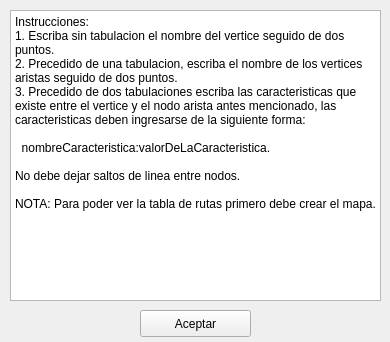
Above: Proyecto/InstructionsWindow.ui from LKezHn/AED-PROJECT-GRAPHS before the change. Below: the same form after it.
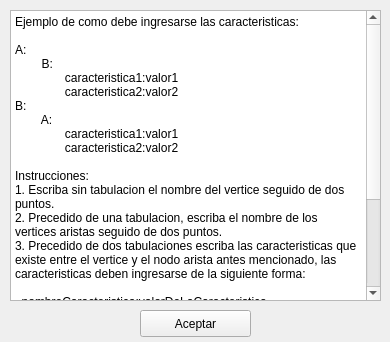
That is the form after the change.

Patch:
```diff
--- a/Proyecto/InstructionsWindow.ui
+++ b/Proyecto/InstructionsWindow.ui
@@ -27,14 +27,27 @@
      <bool>true</bool>
     </property>
     <property name="plainText">
-     <string>Instrucciones:
+     <string>Ejemplo de como debe ingresarse las caracteristicas:
+
+A:
+        B:
+               caracteristica1:valor1
+               caracteristica2:valor2
+B:
+        A:
+               caracteristica1:valor1
+               caracteristica2:valor2
+
+Instrucciones:
 1. Escriba sin tabulacion el nombre del vertice seguido de dos puntos.
 2. Precedido de una tabulacion, escriba el nombre de los vertices aristas seguido de dos puntos.
 3. Precedido de dos tabulaciones escriba las caracteristicas que existe entre el vertice y el nodo arista antes mencionado, las caracteristicas deben ingresarse de la siguiente forma:
 
   nombreCaracteristica:valorDeLaCaracteristica.
 
-No debe dejar saltos de linea entre nodos.
+La cantidad maxima de usuarios que pueden estar conectados es de 1000 asi como la distancia maxima entre nodos es de 1000 metros.
+
+No debe dejar saltos de linea entre nodos ni al final del archivo.
 
 NOTA: Para poder ver la tabla de rutas primero debe crear el mapa.</string>
     </property>
```
Left out of the diff: 6 changed lines with no effect on the pictures.
